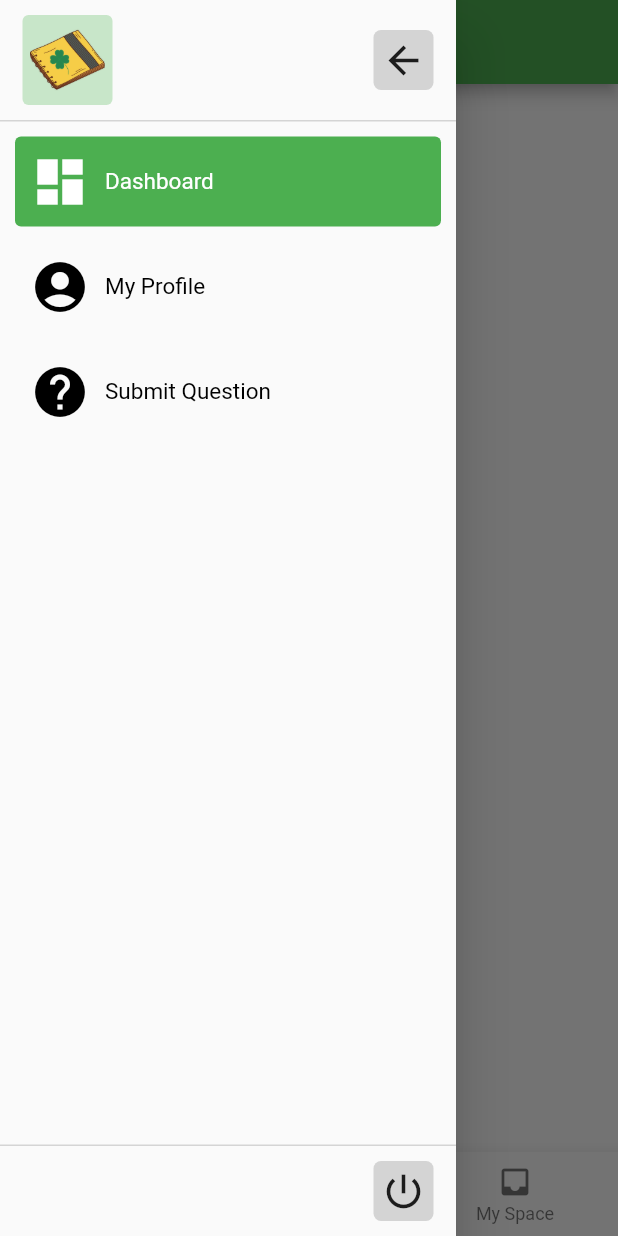
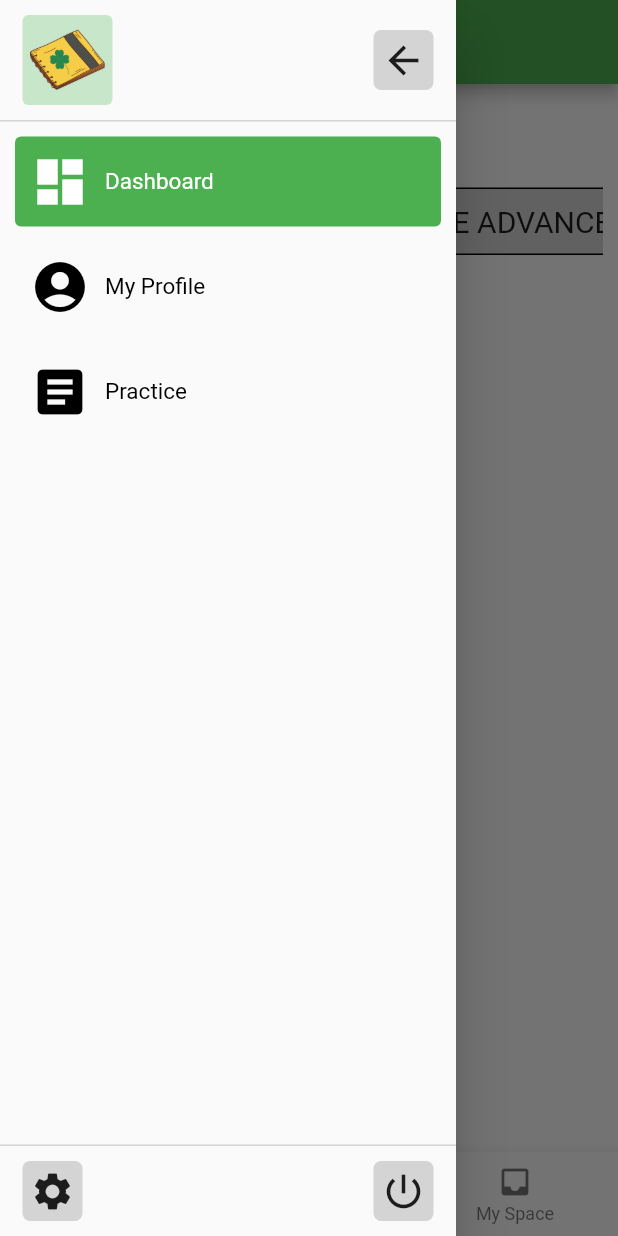
Before and after one commit to Money-Chasers/clover_flutter, a Flutter app: the MainScreen screen opened directly, with the side drawer open, on a phone screen of 412 x 824 dp. Run offline on Flutter 3.47's test engine with Material 2 defaults, Android fonts, the phone set to English and light mode, and no system bars; our stand-ins replace cloud_firestore, firebase_auth, firebase_core, google_fonts; accounts and stored records are empty; Roboto replaces fonts that are missing (Prompt).

Commit message:
minor changes

```diff
--- a/lib/screens/main_screen/dashboard_section/dashboard_section.dart
+++ b/lib/screens/main_screen/dashboard_section/dashboard_section.dart
@@ -1,3 +1,6 @@
+import 'package:clover_flutter/screens/main_screen/dashboard_section/home_screen.dart';
+import 'package:clover_flutter/screens/main_screen/dashboard_section/my_space_screen.dart';
+import 'package:clover_flutter/screens/main_screen/dashboard_section/trending_screen.dart';
 import 'package:flutter/material.dart';
 
 class DashboardSection extends StatefulWidget {
@@ -9,6 +12,17 @@ class DashboardSection extends StatefulWidget {
 
 class _DashboardSectionState extends State<DashboardSection> {
   int _bottomNavigationCurrentIndex = 0;
+
+  _getBottomNavigationView(index) {
+    switch (index) {
+      case (0):
+        return const HomeScreen();
+      case (1):
+        return const TrendingScreen();
+      case (2):
+        return const MySpaceScreen();
+    }
+  }
 
   @override
   Widget build(BuildContext context) {
@@ -35,6 +49,9 @@ class _DashboardSectionState extends State<DashboardSection> {
           });
         },
       ),
+      body: SafeArea(
+        child: _getBottomNavigationView(_bottomNavigationCurrentIndex),
+      ),
     );
   }
 }
--- a/lib/screens/main_screen/dashboard_section/home_screen.dart
+++ b/lib/screens/main_screen/dashboard_section/home_screen.dart
@@ -0,0 +1,59 @@
+import 'package:flutter/material.dart';
+import 'package:google_fonts/google_fonts.dart';
+
+class HomeScreen extends StatelessWidget {
+  const HomeScreen({Key? key}) : super(key: key);
+
+  _buildCards(text) {
+    return (Container(
+      padding: const EdgeInsets.all(5),
+      child: Container(
+        padding: const EdgeInsets.symmetric(vertical: 10, horizontal: 20),
+        decoration: BoxDecoration(
+            color: Color(0xffd4d4d4),
+            borderRadius: BorderRadius.circular(4),
+            border: Border.all(width: 1)),
+        child: Text(
+          text,
+          style: GoogleFonts.prompt(textStyle: const TextStyle(fontSize: 20)),
+        ),
+      ),
+    ));
+  }
+
+  @override
+  Widget build(BuildContext context) {
+    return Container(
+      padding: const EdgeInsets.all(10),
+      child: SingleChildScrollView(
+        child: Column(
+          crossAxisAlignment: CrossAxisAlignment.start,
+          children: [
+            Text(
+              "Try these!",
+              style: GoogleFonts.oswald(
+                textStyle: TextStyle(
+                  fontWeight: FontWeight.bold,
+                  fontSize: 30,
+                  color: Theme.of(context).primaryColorDark,
+                ),
+              ),
+            ),
+            const SizedBox(height: 10),
+            SingleChildScrollView(
+              scrollDirection: Axis.horizontal,
+              child: Row(
+                mainAxisAlignment: MainAxisAlignment.center,
+                children: [
+                  _buildCards('JEE ADVANCED 2021'),
+                  _buildCards('JEE ADVANCED 2020'),
+                  _buildCards('JEE ADVANCED 2019'),
+                ],
+              ),
+            ),
+          ],
+        ),
+      ),
+    );
+  }
+}
--- a/lib/screens/main_screen/main_screen.dart
+++ b/lib/screens/main_screen/main_screen.dart
@@ -1,7 +1,8 @@
 import 'package:clover_flutter/screens/authentication/intro_screen.dart';
 import 'package:clover_flutter/screens/main_screen/dashboard_section/dashboard_section.dart';
+import 'package:clover_flutter/screens/main_screen/dashboard_section/settings_screen.dart';
+import 'package:clover_flutter/screens/main_screen/practice_section.dart';
 import 'package:clover_flutter/screens/main_screen/profile_section.dart';
-import 'package:clover_flutter/screens/main_screen/submit_question_section.dart';
 import 'package:firebase_auth/firebase_auth.dart';
 import 'package:flutter/material.dart';
 import 'package:google_fonts/google_fonts.dart';
@@ -72,7 +73,7 @@ class _MainScreenState extends State<MainScreen> {
         }
       case (2):
         {
-          return const SubmitQuestionSection();
+          return const PracticeSection();
         }
     }
   }
@@ -127,8 +128,7 @@ class _MainScreenState extends State<MainScreen> {
                           "Dashboard", Icons.dashboard, 0),
                       _buildNavigationDrawerTile(
                           "My Profile", Icons.account_circle_rounded, 1),
-                      _buildNavigationDrawerTile(
-                          "Submit Question", Icons.help, 2),
+                      _buildNavigationDrawerTile("Practice", Icons.article, 2),
                     ],
                   ),
                 ),
@@ -140,8 +140,24 @@ class _MainScreenState extends State<MainScreen> {
                     border: Border(
                         top: BorderSide(width: 1, color: Color(0xffd4d4d4)))),
                 child: Row(
-                  mainAxisAlignment: MainAxisAlignment.end,
+                  mainAxisAlignment: MainAxisAlignment.spaceBetween,
                   children: [
+                    GestureDetector(
+                      child: Container(
+                        padding: const EdgeInsets.all(5),
+                        decoration: BoxDecoration(
+                          color: const Color(0xffd4d4d4),
+                          borderRadius: BorderRadius.circular(5),
+                        ),
+                        child: const Icon(Icons.settings, size: 30),
+                      ),
+                      onTap: () {
+                        Navigator.push(
+                            context,
+                            MaterialPageRoute(
+                                builder: (context) => const SettingsScreen()));
+                      },
+                    ),
                     GestureDetector(
                       child: Container(
                         padding: const EdgeInsets.all(5),
@@ -152,12 +168,49 @@ class _MainScreenState extends State<MainScreen> {
                         child: const Icon(Icons.power_settings_new, size: 30),
                       ),
                       onTap: () {
+                        showDialog(
+                          context: context,
+                          builder: (BuildContext context) {
+                            return AlertDialog(
+                              content: Text(
+                                "Do you really want to log out?",
+                                style: GoogleFonts.prompt(
+                                  textStyle: const TextStyle(fontSize: 16),
+                                ),
+                              ),
+                              actions: [
+                                TextButton(
+                                  child: Text(
+                                    "No",
+                                    style: GoogleFonts.prompt(
+                                      textStyle: const TextStyle(fontSize: 16),
+                                    ),
+                                  ),
+                                  onPressed: () {
+                                    Navigator.pop(context);
+                                  },
+                                ),
+                                TextButton(
+                                  child: Text(
+                                    "Yes",
+                                    style: GoogleFonts.prompt(
+                                      textStyle: const TextStyle(fontSize: 16),
+                                    ),
+                                  ),
+                                  onPressed: () {
                                     _authInstance.signOut().then((value) =>
                                         Navigator.pushAndRemoveUntil(
                                             context,
                                             MaterialPageRoute(
-                                    builder: (context) => const IntroScreen()),
+                                                builder: (context) =>
+                                                    const IntroScreen()),
                                             (e) => false));
+                                  },
+                                ),
+                              ],
+                            );
+                          },
+                        );
                       },
                     ),
                   ],
@@ -170,8 +223,10 @@ class _MainScreenState extends State<MainScreen> {
       appBar: AppBar(
         title: const Text("Clover"),
       ),
-      body: Container(
+      body: SafeArea(
+        child: Container(
           child: _getSection(_currentScreenId),
+        ),
       ),
     );
   }
--- a/lib/screens/main_screen/submit_question_section.dart
+++ b/lib/screens/main_screen/practice_section.dart
@@ -1,7 +1,7 @@
 import 'package:flutter/material.dart';
 
-class SubmitQuestionSection extends StatelessWidget {
-  const SubmitQuestionSection({Key? key}) : super(key: key);
+class PracticeSection extends StatelessWidget {
+  const PracticeSection({Key? key}) : super(key: key);
 
   @override
   Widget build(BuildContext context) {
```
Also changed, not shown: lib/screens/main_screen/dashboard_section/my_space_screen.dart (+10 -0 lines), lib/screens/main_screen/dashboard_section/settings_screen.dart (added, +14 -0 lines), lib/screens/main_screen/dashboard_section/trending_screen.dart (+10 -0 lines), lib/screens/splash_screen.dart (+10 -11 lines). Lines whose indentation alone changed are shown as unchanged.
